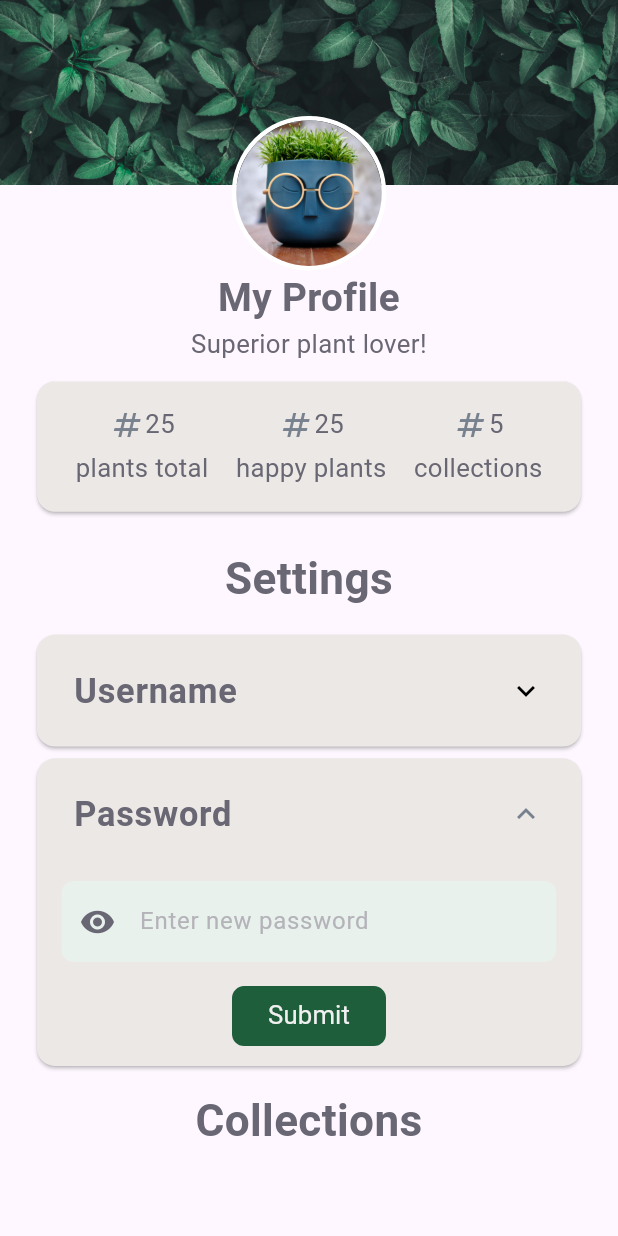
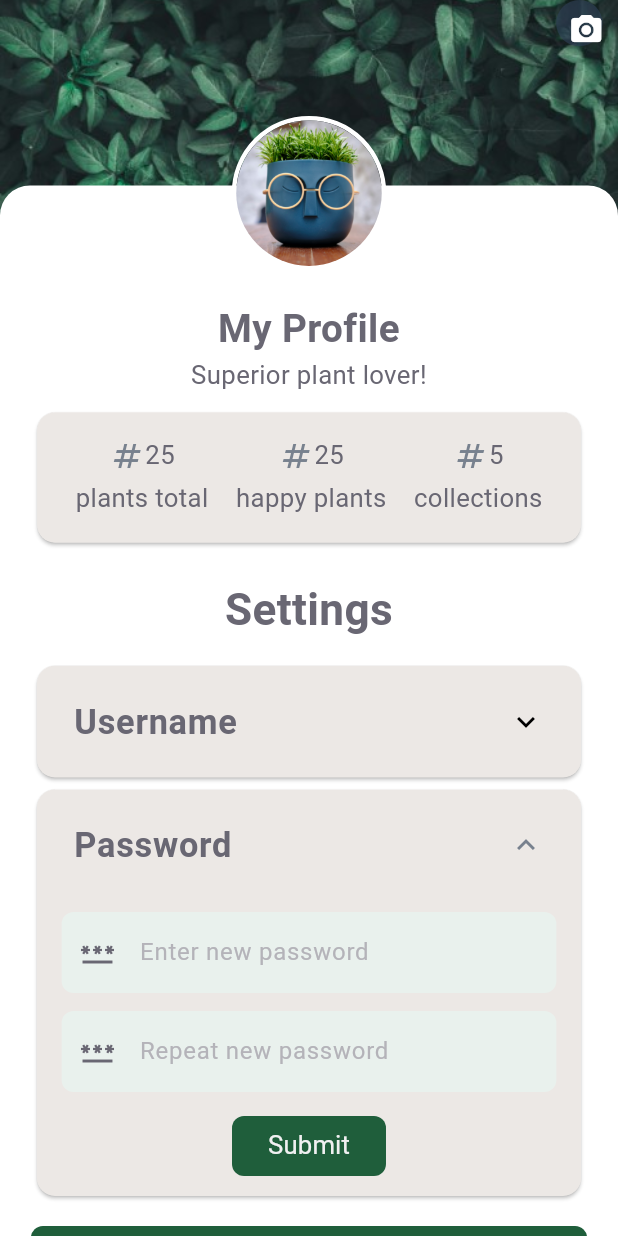
Before and after one commit to Team-Wilhelm/BotaniQue-MobDev, a Flutter app: the SettingsScreen screen opened directly, after a tap on "Username", after a tap on "Password", on a phone screen of 412 x 824 dp. Run offline on Flutter 3.47's test engine with Material 3 defaults, Android fonts, the light colour scheme and no system bars; our stand-ins replace animated_custom_dropdown, dart_mappable, flutter_bloc, flutter_secure_storage, flutter_svg, google_fonts and 4 more; accounts and stored records are empty; generated files the repository leaves out were written again; network calls fail; statements that could not run were skipped.

Commit message:
Squashed commit of the following:
commit 4b46a32b3e69dd50e698b29207e0a490a4d6cde2
Merge: 679ec66 026729c
Author: Júlia Ilášová <114401595+juuwel@users.noreply.github.com>
Date:   Thu May 16 09:11:02 2024 +0200

    Merge pull request #9 from Team-Wilhelm/settings-screen

    Settings screen

commit 026729cec0685134ed8a831e0c0d11a97701f47b
Author: mariaruth1 <113031776+mariaruth1@users.noreply.github.com>
Date:   Mon May 13 13:52:43 2024 +0200

    handled logout server event, populated user cubit upon logging in, settings screen refactor for readability

commit 2d9590689a33348242b73ef845231d8362da48ff
Merge: 2a16a4c 679ec66
Author: mariaruth1 <113031776+mariaruth1@users.noreply.github.com>
Date:   Mon May 13 12:48:54 2024 +0200

    Merge remote-tracking branch 'origin/main' into settings-screen

commit 2a16a4c90a646fdaac18684bc24cd864ce086127
Author: mariaruth1 <113031776+mariaruth1@users.noreply.github.com>
Date:   Mon May 13 12:30:03 2024 +0200

    handled logout server event, populated user cubit upon logging in, settings screen refactor for readability

commit 481c18b681a32512f0005a740fa4fa58767d942d
Merge: 5a1941c 135dfee
Author: mariaruth1 <113031776+mariaruth1@users.noreply.github.com>
Date:   Fri May 10 15:46:29 2024 +0200

    Merge remote-tracking branch 'origin/main' into settings-screen

commit 5a1941cfd94da77c286e0eb54dd96dec99167c76
Author: mariaruth1 <113031776+mariaruth1@users.noreply.github.com>
Date:   Fri May 10 15:42:14 2024 +0200

    updated todo list

commit 468a46094bf398107c57f8cc92434bc0b39a6a10
Author: mariaruth1 <113031776+mariaruth1@users.noreply.github.com>
Date:   Fri May 10 15:20:07 2024 +0200

    added edit profile image screen with delete handled plus server return errors handled,
    logout button added and client event emitted,
    reusable error snackbar

commit 2a2c7f4dc75c64b65ebb7f51a6ee9a935683c66b
Merge: 5c7d16e 8bca9d9
Author: mariaruth1 <113031776+mariaruth1@users.noreply.github.com>
Date:   Fri May 10 10:50:42 2024 +0200

    Merge branch 'main' of https://github.com/Team-Wilhelm/BotaniQue-MobDev into settings-screen

commit 5c7d16ea328d27f795d7a4ee63b47d62bd975688
Author: mariaruth1 <113031776+mariaruth1@users.noreply.github.com>
Date:   Fri May 10 10:44:33 2024 +0200

    before the greate image update

```diff
--- a/botanique/lib/models/dtos/user/user_dto.dart
+++ b/botanique/lib/models/dtos/user/user_dto.dart
@@ -3,15 +3,17 @@ import 'package:dart_mappable/dart_mappable.dart';
 part 'user_dto.mapper.dart';
 
 @MappableClass()
-class UpdateUserDto with UpdateUserDtoMappable {
+class UserDto with UserDtoMappable {
   final String? username;
   final String? password;
   final String? base64Image;
+  final String? userEmail;
 
-  UpdateUserDto({
+  UserDto({
     this.username,
     this.password,
     this.base64Image,
+    this.userEmail,
   });
 }
 
@@ -27,3 +29,9 @@ class GetUserDto with GetUserDtoMappable {
     this.blobUrl,
   });
 }
+
+enum FieldType {
+  username,
+  password,
+  base64Image,
+}
--- a/botanique/lib/models/events/client_events.dart
+++ b/botanique/lib/models/events/client_events.dart
@@ -236,11 +236,11 @@ class ClientWantsToDeleteCollection extends ClientEventWithJwt
 @MappableClass(discriminatorValue: "ClientWantsToUpdateProfile")
 class ClientWantsToUpdateProfile extends ClientEventWithJwt
     with ClientWantsToUpdateProfileMappable {
-  final UpdateUserDto updateUserDto;
+  final UserDto userDto;
 
   ClientWantsToUpdateProfile({
     required super.jwt,
-    required this.updateUserDto,
+    required this.userDto,
     super.eventType = "ClientWantsToUpdateProfile",
   });
 }
--- a/botanique/lib/settings/panel_content/text_update_panel.dart
+++ /dev/null
@@ -1,33 +0,0 @@
-import 'package:botanique/shared/buttons/app_button.dart';
-import 'package:botanique/shared/app_text_field.dart';
-import 'package:botanique/style/app_style.dart';
-import 'package:flutter/material.dart';
-
-class TextUpdatePanel extends StatelessWidget {
-  const TextUpdatePanel(
-      {super.key,
-      required this.placeholder,
-      required this.onSubmit,
-      required this.controller,
-      required this.icon});
-
-  final String placeholder;
-  final VoidCallback onSubmit;
-  final TextEditingController controller;
-  final Icon icon;
-
-  @override
-  Widget build(BuildContext context) {
-    return Column(
-      children: [
-        AppTextField(
-          textFieldController: controller,
-          placeholder: placeholder,
-          prefixIcon: icon,
-        ),
-        spacer,
-        AppButton(onPressed: onSubmit, text: "Submit")
-      ],
-    );
-  }
-}
--- a/botanique/lib/settings/profile_settings_banner.dart
+++ b/botanique/lib/settings/profile_settings_banner.dart
@@ -1,4 +1,6 @@
+import 'package:botanique/style/app_style.dart';
 import 'package:flutter/material.dart';
+import 'package:flutter/widgets.dart';
 import 'package:flutter_bloc/flutter_bloc.dart';
 import '../state/user_cubit.dart';
 import '../util/asset_constants.dart';
@@ -7,9 +9,11 @@ class ProfileSettingsBanner extends StatelessWidget {
   const ProfileSettingsBanner({
     super.key,
     required this.diameter,
+    required this.onEditTapped,
   });
 
   final double diameter;
+  final VoidCallback onEditTapped;
 
   @override
   Widget build(BuildContext context) {
@@ -17,11 +21,26 @@ class ProfileSettingsBanner extends StatelessWidget {
       clipBehavior: Clip.none,
       children: [
         Container(
-          height: diameter * 1.2,
+          height: diameter * 1.4,
           decoration: const BoxDecoration(
             image: DecorationImage(
-              image: AssetImage(AssetConstants.leaves),
+              image: AssetImage(AssetConstants.leavesSmall),
               fit: BoxFit.cover,
+            ),
+          ),
+        ),
+        Positioned(
+          top: diameter * 1.2,
+          child: Container(
+            height: diameter * 0.4,
+            width: MediaQuery.of(context).size.width,
+            clipBehavior: Clip.hardEdge,
+            decoration: const BoxDecoration(
+              color: AppColors.background,
+              borderRadius: BorderRadius.only(
+                topLeft: Radius.circular(20),
+                topRight: Radius.circular(20),
+              ),
             ),
           ),
         ),
@@ -38,10 +57,11 @@ class ProfileSettingsBanner extends StatelessWidget {
                 width: 3, // Ensuring the border is visible
               ),
             ),
-            child: Center( // Added a Center widget to ensure the image is centered
+            child: Center(
+              // Added a Center widget to ensure the image is centered
               child: ClipOval(
                 child: Image.network(
-                  context.read<UpdateUserCubit>().state.base64Image ?? "",
+                  context.read<UserCubit>().state.base64Image ?? "",
                   width: diameter - 6, //to allow the border to be seen
                   height: diameter - 6,
                   fit: BoxFit.cover,
@@ -58,6 +78,23 @@ class ProfileSettingsBanner extends StatelessWidget {
             ),
           ),
         ),
+        Positioned(
+          top: 0,
+          right: 0 + (diameter * 0.1),
+          child: Container(
+            width: diameter * 0.3,
+            height: diameter * 0.3,
+            decoration: const BoxDecoration(
+              shape: BoxShape.circle,
+              color: AppColors.accent,
+            ),
+            child: IconButton(
+              icon: const Icon(Icons.camera_alt),
+              color: AppColors.background,
+              onPressed: onEditTapped,
+            ),
+          ),
+        ),
       ],
     );
   }
--- a/botanique/lib/settings/settings_screen.dart
+++ b/botanique/lib/settings/settings_screen.dart
@@ -1,13 +1,19 @@
+import 'package:botanique/models/dtos/user/user_dto.dart';
 import 'package:botanique/models/events/client_events.dart';
 import 'package:botanique/models/events/server_events.dart';
-import 'package:botanique/settings/panel_content/text_update_panel.dart';
+import 'package:botanique/settings/image_update_screen.dart';
 import 'package:botanique/settings/profile_settings_banner.dart';
+import 'package:botanique/shared/app_snackbar.dart';
+import 'package:botanique/shared/app_text_field.dart';
+import 'package:botanique/state/navigation_cubit.dart';
 import 'package:botanique/state/user_cubit.dart';
 import 'package:botanique/state/web_socket_bloc.dart';
+import 'package:botanique/util/navigation_constants.dart';
 import 'package:flutter/material.dart';
 import 'package:botanique/shared/app_text.dart';
 import 'package:botanique/style/app_style.dart';
 import 'package:flutter_bloc/flutter_bloc.dart';
+import '../shared/buttons/app_button.dart';
 import 'panel_content/panel_item.dart';
 
 class SettingsScreen extends StatefulWidget {
@@ -22,50 +28,98 @@ class _SettingsScreenState extends State<SettingsScreen> {
   late List<PanelItem> panelItems;
   final TextEditingController _usernameController = TextEditingController();
   final TextEditingController _passwordController = TextEditingController();
+  final TextEditingController _passwordRepeatController =
+      TextEditingController();
 
   @override
   void initState() {
-    panelItems = <PanelItem>[
-      PanelItem(
-          id: 1,
-          headerValue: 'Username',
-          panelContent: TextUpdatePanel(
-            placeholder: "Enter new username",
-            controller: _usernameController,
-            onSubmit: () {
-              if (_usernameController.text.isNotEmpty &&
-                  _usernameController.text.length <= 51) {
-                _handleSubmit(_usernameController);
-                _handleTileToggle(1);
-              } else {
-                _showErrorSnackBar("Must be between 1-50 characters");
-              }
-            },
-            icon: const Icon(Icons.person),
-          ),
-          controller: ExpansionTileController()),
-      PanelItem(
-        id: 2,
-        headerValue: 'Password',
-        panelContent: TextUpdatePanel(
-            placeholder: "Enter new password",
-            controller: _passwordController,
-            icon: const Icon(Icons.visibility),
-            onSubmit: () {
-              if (_passwordController.text.length >= 8 &&
-                  _passwordController.text.length <= 256) {
-                _handleSubmit(_passwordController);
-                _handleTileToggle(2);
-              } else {
-                _showErrorSnackBar("Must be between 8-256 characters");
-              }
-            }),
-        controller: ExpansionTileController(),
-      ),
-    ];
+    _buildPanelItems();
     super.initState();
   }
 
+  @override
+  void dispose() {
+    _usernameController.dispose();
+    _passwordController.dispose();
+    _passwordRepeatController.dispose();
+    super.dispose();
+  }
+
+  //TODO get data for stats card
+  //TODO deal with collections CRUD
+
+  //TODO implement image picker
+
+  @override
+  Widget build(BuildContext context) {
+    final double diameter = MediaQuery.of(context).size.width * 0.25;
+
+    return Scaffold(
+        backgroundColor: Theme.of(context).colorScheme.background,
+        body: BlocConsumer<WebSocketBloc, ServerEvent>(
+          listener: (context, state) {
+            if (state is ServerRejectsUpdate) {
+              AppSnackbar(context).showError(state.error);
+            }
+          },
+          builder: (context, state) {
+            return ListView(
+              children: [
+                ProfileSettingsBanner(
+                    diameter: diameter,
+                    onEditTapped: () {
+                      _handleOnEditTapped();
+                    }),
+                SizedBox(height: diameter * 0.55),
+                AppText(
+                    text: context.read<UserCubit>().state.username ??
+                        "My Profile",
+                    textAlign: TextAlign.center,
+                    fontSize: FontSizes.h3,
+                    fontWeight: FontWeight.bold),
+                const AppText(
+                  text: "Superior plant lover!",
+                  textAlign: TextAlign.center,
+                ),
+                spacer,
+                _buildStatsCard(diameter),
+                spacerDouble,
+                const AppText(
+                    text: "Settings",
+                    textAlign: TextAlign.center,
+                    fontSize: FontSizes.h2,
+                    fontWeight: FontWeight.bold),
+                spacer,
+                ...panelItems
+                    .map((item) => _buildExpansionTile(item, diameter)),
+                spacer,
+                Padding(
+                  padding: _getSymmetricHorizontalPadding(),
+                  child:
+                      AppButton(onPressed: () {}, text: "Manage Collections"),
+                ),
+                Padding(
+                  padding: _getSymmetricHorizontalPadding(),
+                  child: AppButton(
+                      onPressed: () {
+                        context.read<WebSocketBloc>().add(ClientWantsToLogOut(
+                            email:
+                                context.read<UserCubit>().state.userEmail ?? "", //TODO handle the case when email is null
+                            eventType: "ClientWantsToLogOut"));
+                        context
+                            .read<NavigationCubit>()
+                            .changePage(NavigationConstants.welcome);
+                        context.read<UserCubit>().reset();
+                      },
+                      text: "Log Out"),
+                )
+              ],
+            );
+          },
+        ));
+  }
+
+  /* Methods */
   void _handleTileToggle(int id) {
     setState(() {
       if (openPanelId == id) {
@@ -81,38 +135,98 @@ class _SettingsScreenState extends State<SettingsScreen> {
     });
   }
 
-  //TODO get data for stats
-  //TODO deal with collections CRUD
-  //TODO implement image update/delete
+  void _handleSubmit(TextEditingController controller, FieldType fieldType) {
+    final cubit = context.read<UserCubit>();
 
-  @override
-  Widget build(BuildContext context) {
-    final double diameter = MediaQuery.of(context).size.width * 0.25;
+    if (fieldType == FieldType.username) {
+      cubit.updateUsername(controller.text);
+    } else if (fieldType == FieldType.password) {
+      cubit.updatePassword(controller.text);
+    }
 
-    return Scaffold(
-        body: BlocConsumer<WebSocketBloc, ServerEvent>(
-      listener: (context, state) {
-        if (state is ServerRejectsUpdate) {
-          _showErrorSnackBar(state.error);
+    var userDto = cubit.state;
+    context.read<WebSocketBloc>().add(ClientWantsToUpdateProfile(
+        jwt: '', userDto: userDto, eventType: "ClientWantsToUpdateProfile"));
+    controller.clear();
+    _handleTileToggle(openPanelId);
+  }
+
+  void _handleOnEditTapped() {
+    Navigator.of(context).push(MaterialPageRoute(builder: (context) {
+      return ImageUpdateScreen();
+    }));
+  }
+
+  /* Widgets */
+  List<PanelItem> _buildPanelItems() {
+    return panelItems = <PanelItem>[
+      PanelItem(
+        id: 1,
+        headerValue: 'Username',
+        controller: ExpansionTileController(),
+        panelContent: Column(
+          children: [
+            AppTextField(
+              textFieldController: _usernameController,
+              placeholder: "Enter new username",
+              prefixIcon: const Icon(Icons.person),
+            ),
+            spacer,
+            AppButton(
+                onPressed: () {
+                  if (_usernameController.text.isNotEmpty &&
+                      _usernameController.text.length <= 51) {
+                    _handleSubmit(_usernameController, FieldType.username);
+                    _handleTileToggle(1);
+                  } else {
+                    AppSnackbar(context)
+                        .showError("Must be between 1-50 characters");
                   }
                 },
-      builder: (context, state) {
-        return ListView(
+                text: "Submit")
+          ],
+        ),
+      ),
+      PanelItem(
+        id: 2,
+        headerValue: 'Password',
+        controller: ExpansionTileController(),
+        panelContent: Column(
           children: [
-            ProfileSettingsBanner(diameter: diameter),
-            SizedBox(height: diameter * 0.55),
-            AppText(
-                text: context.read<UpdateUserCubit>().state.username ??
-                    "My Profile",
-                textAlign: TextAlign.center,
-                fontSize: FontSizes.h3,
-                fontWeight: FontWeight.bold),
-            const AppText(
-              text: "Superior plant lover!",
-              textAlign: TextAlign.center,
+            AppTextField(
+              textFieldController: _passwordController,
+              placeholder: "Enter new password",
+              prefixIcon: const Icon(Icons.password),
             ),
             spacer,
-            Card(
+            AppTextField(
+              textFieldController: _passwordRepeatController,
+              placeholder: "Repeat new password",
+              prefixIcon: const Icon(Icons.password),
+            ),
+            spacer,
+            AppButton(
+                onPressed: () {
+                  if ((_passwordController.text ==
+                          _passwordRepeatController.text) &&
+                      _passwordController.text.length >= 8 &&
+                      _passwordController.text.length <= 256) {
+                    _handleSubmit(_passwordController, FieldType.password);
+                    _handleTileToggle(2);
+                  } else {
+                    AppSnackbar(context)
+                        .showError("Must be between 8-256 characters");
+                  }
+                },
+                text: "Submit")
+          ],
+        ),
+      ),
+    ];
+  }
+
+  Card _buildStatsCard(double diameter) {
+    return Card(
       margin: EdgeInsets.symmetric(horizontal: diameter * 0.24),
       child: Padding(
         padding: EdgeInsets.all(diameter * 0.16),
@@ -125,25 +239,7 @@ class _SettingsScreenState extends State<SettingsScreen> {
           ],
         ),
       ),
-            ),
-            spacerDouble,
-            const AppText(
-                text: "Settings",
-                textAlign: TextAlign.center,
-                fontSize: FontSizes.h2,
-                fontWeight: FontWeight.bold),
-            spacer,
-            ...panelItems.map((item) => _buildExpansionTile(item, diameter)),
-            spacer,
-            const AppText(
-                text: "Collections",
-                textAlign: TextAlign.center,
-                fontSize: FontSizes.h2,
-                fontWeight: FontWeight.bold),
-          ],
     );
-      },
-    ));
   }
 
   Column _buildStatsColumn(String number, String text) {
@@ -154,11 +250,11 @@ class _SettingsScreenState extends State<SettingsScreen> {
         Row(
           mainAxisAlignment: MainAxisAlignment.center,
           children: [
-            Icon(Icons.numbers, color: AppColors.accent),
+            const Icon(Icons.numbers, color: AppColors.accent),
             AppText(text: number),
           ],
         ),
-        SizedBox(height: 4),
+        const SizedBox(height: 4),
         AppText(text: text)
       ],
     );
@@ -192,31 +288,6 @@ class _SettingsScreenState extends State<SettingsScreen> {
     );
   }
 
-  void _handleSubmit(TextEditingController controller) {
-    final cubit = context.read<UpdateUserCubit>();
-    cubit.updateUsername(controller.text);
-    var updateUserDto = cubit.state;
-    context.read<WebSocketBloc>().add(ClientWantsToUpdateProfile(
-        jwt: '',
-        updateUserDto: updateUserDto,
-        eventType: "ClientWantsToUpdateProfile"));
-    controller.clear();
-  }
-
-  void _showErrorSnackBar(String content) {
-    ScaffoldMessenger.of(context).showSnackBar(
-      SnackBar(
-        content: Center(
-          child: AppText(
-              text: content,
-              fontSize: FontSizes.regular,
-              colour: TextColors.textLight),
-        ),
-        backgroundColor: AppColors.error,
-      ),
-    );
-  }
-
   EdgeInsets _getSymmetricHorizontalPadding() {
     double sidePadding = MediaQuery.of(context).size.width * 0.05;
     return EdgeInsets.symmetric(
@@ -224,14 +295,3 @@ class _SettingsScreenState extends State<SettingsScreen> {
     );
   }
 }
-
-/*onDelete: () {
-final cubit = context.read<UpdateUserCubit>();
-cubit
-    .updateBase64Image("default profile image url"); //TODO add me
-var updateUserDto = cubit.state;
-context.read<WebSocketBloc>().add(ClientWantsToUpdateProfile(
-jwt: '',
-updateUserDto: updateUserDto,
-eventType: "ClientWantsToUpdateProfile"));
-}*/
--- /dev/null
+++ b/botanique/lib/shared/app_snackbar.dart
@@ -0,0 +1,26 @@
+import 'package:botanique/shared/app_text.dart';
+import 'package:botanique/style/app_style.dart';
+import 'package:flutter/material.dart';
+
+class AppSnackbar {
+  final BuildContext context;
+
+  AppSnackbar(this.context);
+
+  void showError(String message) {
+    ScaffoldMessenger.of(context).showSnackBar(
+      SnackBar(
+        content: Center(
+          child: AppText(
+            text: message,
+            fontSize: FontSizes.regular,
+            colour: TextColors.textLight,
+          ),
+        ),
+        backgroundColor: AppColors.error,
+        behavior: SnackBarBehavior.floating, // Optional: to float the snackbar
+        duration: Duration(seconds: 4), // Optional: adjust the display duration
+      ),
+    );
+  }
+}
--- a/botanique/lib/state/user_cubit.dart
+++ b/botanique/lib/state/user_cubit.dart
@@ -2,8 +2,13 @@ import 'package:flutter_bloc/flutter_bloc.dart';
 
 import '../models/dtos/user/user_dto.dart';
 
-class UpdateUserCubit extends Cubit<UpdateUserDto> {//TODO change email
-  UpdateUserCubit() : super(UpdateUserDto(username: null, password: null, base64Image: null));
+class UserCubit extends Cubit<UserDto> {
+  UserCubit()
+      : super(UserDto(username: null, password: null, base64Image: null, userEmail: null));
+
+  void setUserEmail(String userEmail) {
+    emit(state.copyWith(userEmail: userEmail));
+  }
 
   void updateUsername(String username) {
     emit(state.copyWith(username: username));
@@ -20,4 +25,8 @@ class UpdateUserCubit extends Cubit<UpdateUserDto> {//TODO change email
   void deleteBase64Image() {
     emit(state.copyWith(base64Image: null));
   }
+
+  void reset() {
+    emit(UserDto(username: null, password: null, base64Image: null, userEmail: null));
+  }
 }
--- a/botanique/lib/util/asset_constants.dart
+++ b/botanique/lib/util/asset_constants.dart
@@ -5,6 +5,7 @@ class AssetConstants {
 
   static const String logo = '${_assetPath}logo.png';
   static const String leaves = '${_assetPath}leaves.jpg';
+  static const String leavesSmall = '${_assetPath}leaves_small.jpg';
   static const String profile = '${_assetPath}profile_default.jpg';
 
   static const String humidity = '${_minimalisticAssetPath}humidity.png';
```
Also changed, not shown: botanique/lib/main.dart (+10 -1 lines), botanique/lib/models/events/server_events.dart (+22 -0 lines), botanique/lib/settings/image_update_screen.dart (added, +87 -0 lines), botanique/assets/images/leaves_small.jpg (added), 2 other files. Lines whose indentation alone changed are shown as unchanged.
